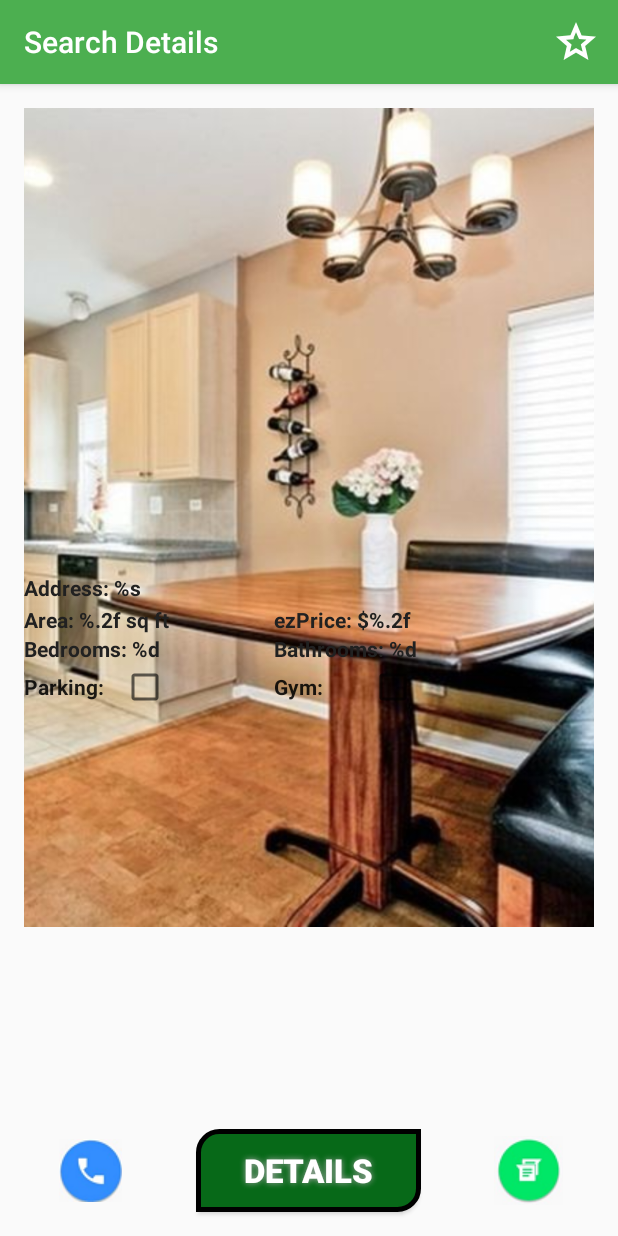
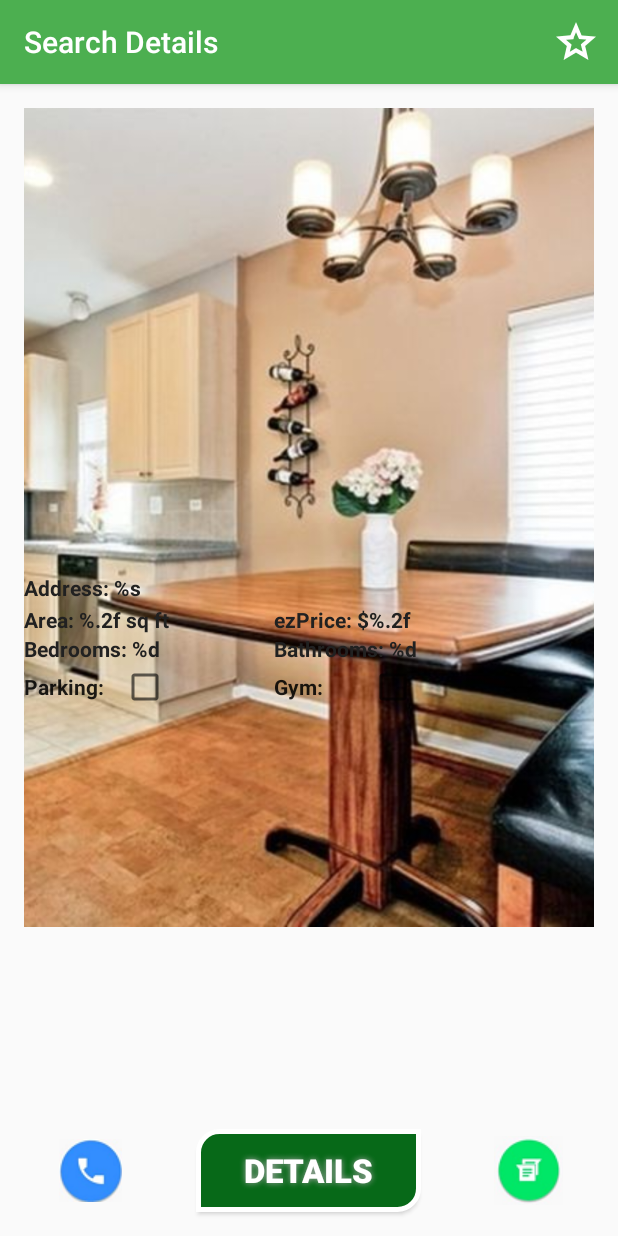
Before and after one commit to priyankpshah/CS442-Mobile-Application-Developement, an Android app: the EzHomeSearchDetailsActivity screen opened directly, with no data from a screen before it, on a phone screen of 412 x 824 dp. Run offline under Robolectric (Android 15) with nearby library versions, the phone set to English and light mode, and no system bars; 11 statements that could not run were skipped.

```diff
--- a/app/src/main/res/drawable/buttonshape.xml
+++ b/app/src/main/res/drawable/buttonshape.xml
@@ -10,11 +10,11 @@
     android:color="#076918"
     />
 <size
-    android:width="120dp"
-    android:height="40dp"
+    android:width="90dp"
+    android:height="30dp"
     />
 <stroke
     android:width="3dp"
-    android:color="#000000"
+    android:color="#FFFFFF"
     />
 </shape>
```
Also changed, not shown: app/src/main/java/edu/iit/cs442/team15/ehome/MainActivity.java (+27 -0 lines).
